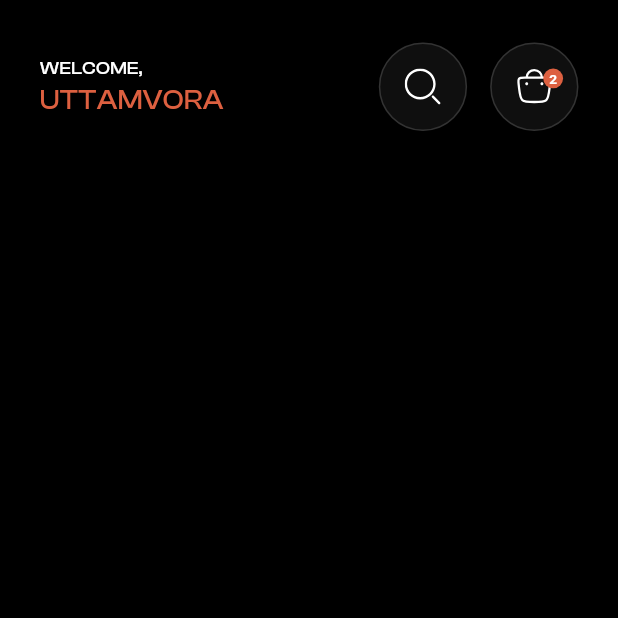
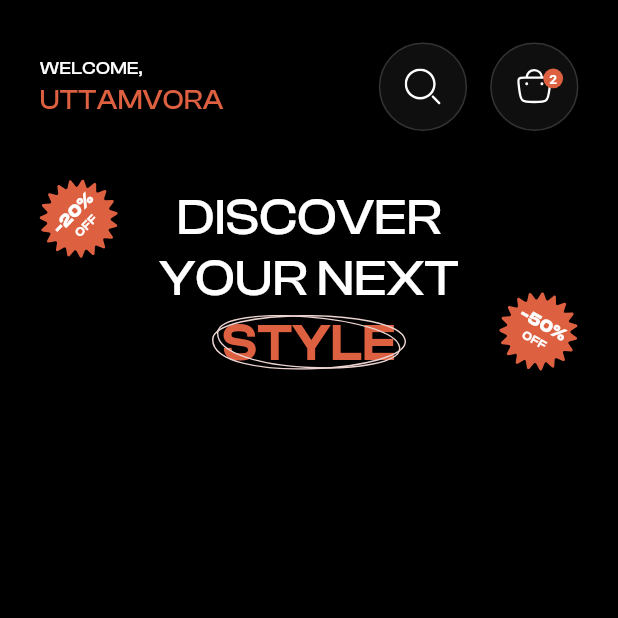
Before and after one commit to NadyAlwazah/flutter-task04-team-ecommerce-getx-mvc-api-adv, a Flutter app: the screen it shows after launch, on a phone screen of 412 x 824 dp, the top half of it. Run offline on Flutter 3.47's test engine with Material 3 defaults, Android fonts, the phone set to English and light mode, and no system bars; our stand-ins replace dartz, equatable, flutter_screenutil, flutter_svg, get, google_fonts and 1 more.

Commit message:
feat: add discover banner section to home screen

```diff
--- a/lib/core/constants/assets.dart
+++ b/lib/core/constants/assets.dart
@@ -10,4 +10,7 @@ class AssetsData {
   static const iconArrowBackSvg = "${_icons}arrow_back.svg";
   static const iconSearchSvg = "${_icons}search.svg";
   static const iconHeartOutlineSvg = "${_icons}heart_outline.svg";
+  static const iconDiscountBadgeSvg = "${_icons}icon_discount_badge.svg";
+  static const iconDiscoverStyleOuterFrameSvg = "${_icons}style_outline.svg";
+  static const iconDiscoverStyleInnerFrameSvg = "${_icons}style_inner.svg";
 }
--- /dev/null
+++ b/lib/view/home/home_view/widgets/discover_banner.dart
@@ -0,0 +1,66 @@
+import 'package:flutter/material.dart';
+import 'package:flutter_screenutil/flutter_screenutil.dart';
+import 'package:flutter_task04_team_ecommerce_getx_mvc_api_adv/core/constants/assets.dart';
+import 'package:flutter_task04_team_ecommerce_getx_mvc_api_adv/core/constants/styles.dart';
+import 'package:flutter_task04_team_ecommerce_getx_mvc_api_adv/view/home/home_view/widgets/discover_style_text.dart';
+import 'package:flutter_task04_team_ecommerce_getx_mvc_api_adv/view/home/home_view/widgets/sale_badge.dart';
+
+class DiscoverBanner extends StatelessWidget {
+  const DiscoverBanner({super.key});
+
+  @override
+  Widget build(BuildContext context) {
+    return SizedBox(
+      height: 126.h,
+      width: double.infinity,
+      child: Stack(
+        clipBehavior: Clip.none,
+        children: [
+          Center(
+            child: Column(
+              children: [
+                Text(
+                  'DISCOVER',
+                  style: Styles.textStyle34W500ClashDisplay.copyWith(
+                    color: Colors.white,
+                  ),
+                ),
+                Text(
+                  'YOUR NEXT',
+                  style: Styles.textStyle34W500ClashDisplay.copyWith(
+                    color: Colors.white,
+                    height: 1,
+                  ),
+                ),
+
+                const DiscoverStyleText(),
+              ],
+            ),
+          ),
+
+          const Positioned(
+            top: 0,
+            left: 0,
+            child: SaleBadge(
+              rotationAngle: -0.79866,
+              assetName: AssetsData.iconDiscountBadgeSvg,
+              primaryText: "-20%",
+              secondaryText: "OFF",
+            ),
+          ),
+
+          const Positioned(
+            right: 0,
+            bottom: 0,
+            child: SaleBadge(
+              rotationAngle: 0.51243,
+              assetName: AssetsData.iconDiscountBadgeSvg,
+              primaryText: "-50%",
+              secondaryText: "OFF",
+            ),
+          ),
+        ],
+      ),
+    );
+  }
+}
--- /dev/null
+++ b/lib/view/home/home_view/widgets/discover_style_text.dart
@@ -0,0 +1,36 @@
+import 'package:flutter/material.dart';
+import 'package:flutter_screenutil/flutter_screenutil.dart';
+import 'package:flutter_svg/flutter_svg.dart';
+import 'package:flutter_task04_team_ecommerce_getx_mvc_api_adv/core/constants/app_colors.dart';
+import 'package:flutter_task04_team_ecommerce_getx_mvc_api_adv/core/constants/assets.dart';
+import 'package:flutter_task04_team_ecommerce_getx_mvc_api_adv/core/constants/styles.dart';
+
+class DiscoverStyleText extends StatelessWidget {
+  const DiscoverStyleText({super.key});
+
+  @override
+  Widget build(BuildContext context) {
+    return Stack(
+      alignment: Alignment.center,
+      children: [
+        Text(
+          'STYLE',
+          style: Styles.textStyle34W500ClashDisplay.copyWith(
+            color: AppColors.primary,
+            fontWeight: FontWeight.w600,
+          ),
+        ),
+        SvgPicture.asset(
+          AssetsData.iconDiscoverStyleOuterFrameSvg,
+          width: 130.w,
+          height: 36.h,
+        ),
+        SvgPicture.asset(
+          AssetsData.iconDiscoverStyleInnerFrameSvg,
+          width: 130.w,
+          height: 36.h,
+        ),
+      ],
+    );
+  }
+}
--- a/lib/view/home/home_view/widgets/home_view_body.dart
+++ b/lib/view/home/home_view/widgets/home_view_body.dart
@@ -1,6 +1,7 @@
 import 'package:flutter/material.dart';
 import 'package:flutter_screenutil/flutter_screenutil.dart';
 import 'package:flutter_task04_team_ecommerce_getx_mvc_api_adv/core/constants/app_size.dart';
+import 'package:flutter_task04_team_ecommerce_getx_mvc_api_adv/view/home/home_view/widgets/discover_banner.dart';
 import 'package:flutter_task04_team_ecommerce_getx_mvc_api_adv/view/home/home_view/widgets/home_header.dart';
 
 class HomeViewBody extends StatelessWidget {
@@ -14,7 +15,13 @@ class HomeViewBody extends StatelessWidget {
         left: AppSize.s24.w,
         right: AppSize.s24.w,
       ),
-      child: const Column(children: [HomeHeader()]),
+      child: Column(
+        children: [
+          const HomeHeader(),
+          SizedBox(height: 32.h),
+          const DiscoverBanner(),
+        ],
+      ),
     );
   }
 }
--- /dev/null
+++ b/lib/view/home/home_view/widgets/sale_badge.dart
@@ -0,0 +1,56 @@
+import 'package:flutter/material.dart';
+import 'package:flutter_screenutil/flutter_screenutil.dart';
+import 'package:flutter_svg/flutter_svg.dart';
+import 'package:flutter_task04_team_ecommerce_getx_mvc_api_adv/core/constants/styles.dart';
+
+class SaleBadge extends StatelessWidget {
+  final String primaryText;
+  final String secondaryText;
+  final String assetName;
+  final double rotationAngle;
+
+  const SaleBadge({
+    super.key,
+    required this.primaryText,
+    required this.secondaryText,
+    required this.assetName,
+    this.rotationAngle = 0,
+  });
+
+  @override
+  Widget build(BuildContext context) {
+    return Stack(
+      alignment: Alignment.center,
+      children: [
+        SvgPicture.asset(assetName, width: 52.r, height: 52.r),
+
+        Transform.rotate(
+          angle: rotationAngle,
+          child: Column(
+            mainAxisSize: MainAxisSize.min,
+            children: [
+              Text(
+                primaryText,
+                style: Styles.textStyle14W500ClashDisplay.copyWith(
+                  fontSize: 11.7.sp,
+                  color: Colors.white,
+                  fontWeight: FontWeight.w700,
+                  height: 1,
+                ),
+              ),
+
+              Text(
+                secondaryText,
+                style: Styles.textStyle14W500ClashDisplay.copyWith(
+                  fontSize: 8.1.sp,
+                  color: Colors.white,
+                  fontWeight: FontWeight.w600,
+                ),
+              ),
+            ],
+          ),
+        ),
+      ],
+    );
+  }
+}
```
Also changed, not shown: assets/icons/icon_discount_badge.svg (added), assets/icons/style_inner.svg (added), assets/icons/style_outline.svg (added).
